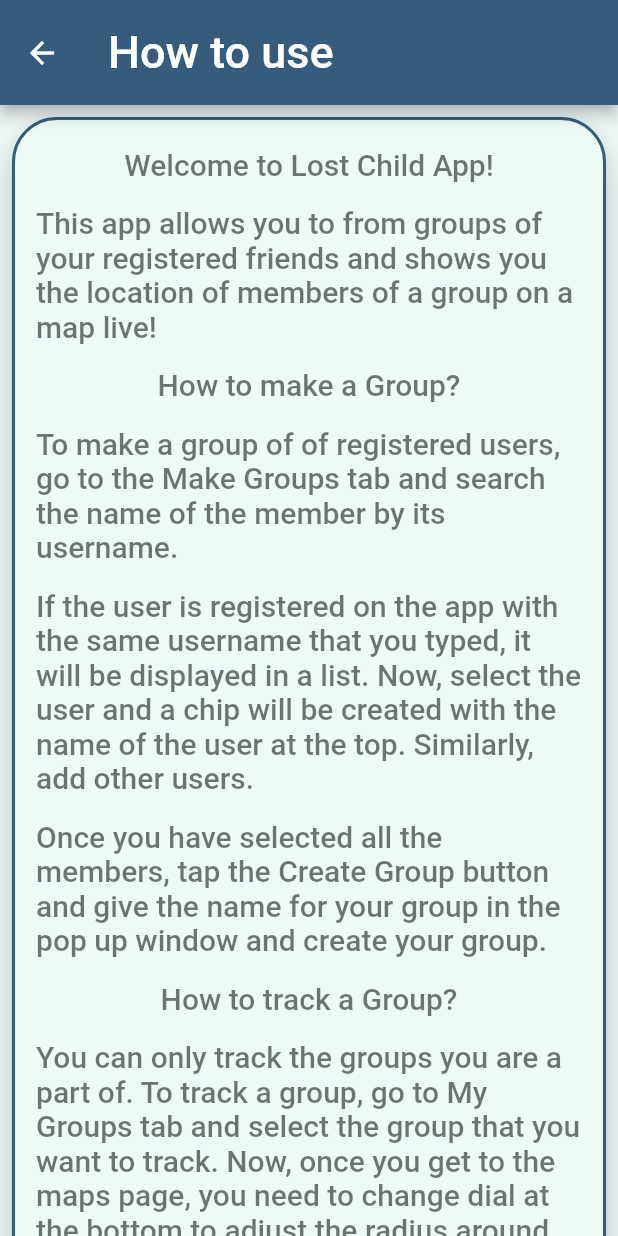
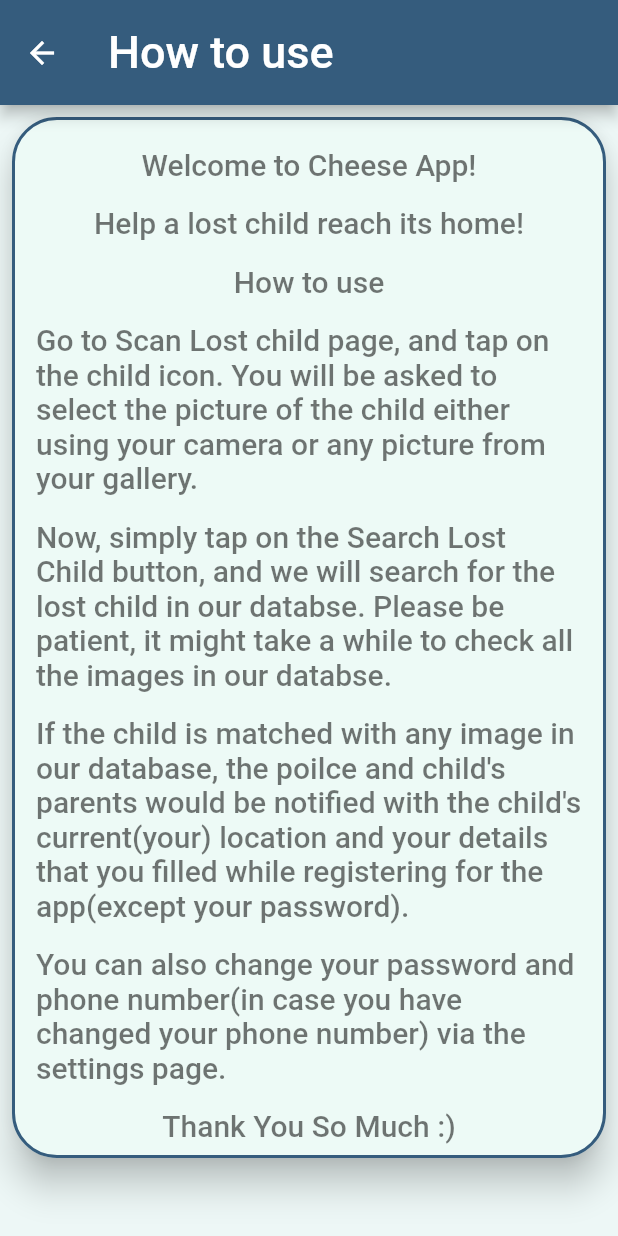
Before and after one commit to AnMaJ/Microsoft-Engage-2022-Project-Cheese, a Flutter app: the Use screen opened directly, on a phone screen of 412 x 824 dp. Run offline on Flutter 3.47's test engine with Material 2 defaults, Android fonts, the light colour scheme and no system bars; our stand-ins replace cloud_firestore, firebase_auth, firebase_core, firebase_storage, geolocator, google_fonts and 1 more; missing offline and left inert: flutter_face_api; accounts and stored records are empty; network calls fail.

Commit message:
uploading to github

```diff
--- a/lib/screens/settings.dart
+++ b/lib/screens/settings.dart
@@ -55,15 +55,12 @@ class _settingsState extends State<settings> {
     return
       Scaffold(
           appBar: AppBar(
-            title: Center(child: Row(
-              mainAxisAlignment: MainAxisAlignment.center,
-              children: [
-                Text(
+            title: Center(
+                child: Text(
                   'Update  profile',
                   style: GoogleFonts.readexPro(fontSize: 30)
                   ),
-              ],
-            )
+
             ),
             backgroundColor: Color_palate().app_bar,
             toolbarHeight: 70.0,
--- a/lib/screens/signup_page.dart
+++ b/lib/screens/signup_page.dart
@@ -198,7 +198,6 @@ class _SignUpPageState extends State<SignUpPage> {
                           'email': email,
                           'uid' : uid,
                           'Location': location,
-                          'password': password,
                           'phone number': phone_no
                         }).then((value) {
                           //if all done well, taking the user to home page
--- a/lib/screens/user_manual_page.dart
+++ b/lib/screens/user_manual_page.dart
@@ -45,30 +45,23 @@ class _UseState extends State<Use> {
                           child: Column(
                             children: [
                               SizedBox(height: 20.0,),
-                              Text('Welcome to Lost Child App!', style: TextStyle(color: Colors.black54,fontSize: 20.0)),
+                              Text('Welcome to Cheese App!', style: TextStyle(color: Colors.black54,fontSize: 20.0)),
                               Text(' '),
-                              Text('This app allows you to from groups of your registered friends and shows you the location of members of a group on a map live!', style: TextStyle(color: Colors.black54,fontSize: 20.0)),
+                              Text('Help a lost child reach its home!', style: TextStyle(color: Colors.black54,fontSize: 20.0)),
                               Text(' '),
-                              Text('How to make a Group?', style: TextStyle(color: Colors.black54,fontSize: 20.0)),
+                              Text('How to use', style: TextStyle(color: Colors.black54,fontSize: 20.0)),
                               Text(' '),
-                              Text( 'To make a group of of registered users, go to the Make Groups tab and search the name of the member by its username.',
+                              Text( 'Go to Scan Lost child page, and tap on the child icon. You will be asked to select the picture of the child either using your camera or any picture from your gallery.',
                                   style: TextStyle(color: Colors.black54,fontSize: 20.0)),
                               Text(' '),
-                              Text( 'If the user is registered on the app with the same username that you typed, it will be displayed in a list. Now, select the user and a chip will be created with the name of the user at the top. Similarly, add other users.',
+                              Text( 'Now, simply tap on the Search Lost Child button, and we will search for the lost child in our databse. Please be patient, it might take a while to check all the images in our databse.',
                                   style: TextStyle(color: Colors.black54,fontSize: 20.0)),
                               Text(' '),
-                              Text('Once you have selected all the members, tap the Create Group button and give the name for your group in the pop up window and create your group.', style: TextStyle(color: Colors.black54,fontSize: 20.0)),
+                              Text("If the child is matched with any image in our database, the poilce and child's parents would be notified with the child's current(your) location and your details that you filled while registering for the app(except your password).", style: TextStyle(color: Colors.black54,fontSize: 20.0)),
                               Text(' '),
-                              Text('How to track a Group?', style: TextStyle(color: Colors.black54,fontSize: 20.0)),
+                              Text('You can also change your password and phone number(in case you have changed your phone number) via the settings page.', style: TextStyle(color: Colors.black54,fontSize: 20.0)),
                               Text(' '),
-                              Text('You can only track the groups you are a part of. To track a group, go to My Groups tab and select the group that you want to track. Now, once you get to the maps page, you need to change dial at the bottom to adjust the radius around you in wich you want to see the members.', style: TextStyle(color: Colors.black54,fontSize: 20.0)),
-                              Text(' '),
-                              Text('Important: You will be able to access the location of other members only when they have opened your group at least once when they have logged in. So that their initial location is registered on the map.', style: TextStyle(color: Colors.black54,fontSize: 20.0)),
-                              Text(' '),
-                              Text('And we are done!', style: TextStyle(color: Colors.black54,fontSize: 20.0)),
-                              Text(' '),
-                              Text('Enjoy using the app!', style: TextStyle(color: Colors.black54,fontSize: 20.0)),
-                              Text(' '),
+                              Text('Thank You So Much :)', style: TextStyle(color: Colors.black54,fontSize: 20.0)),
                               SizedBox(height: 10.0,)
                             ],
                           ),
```
